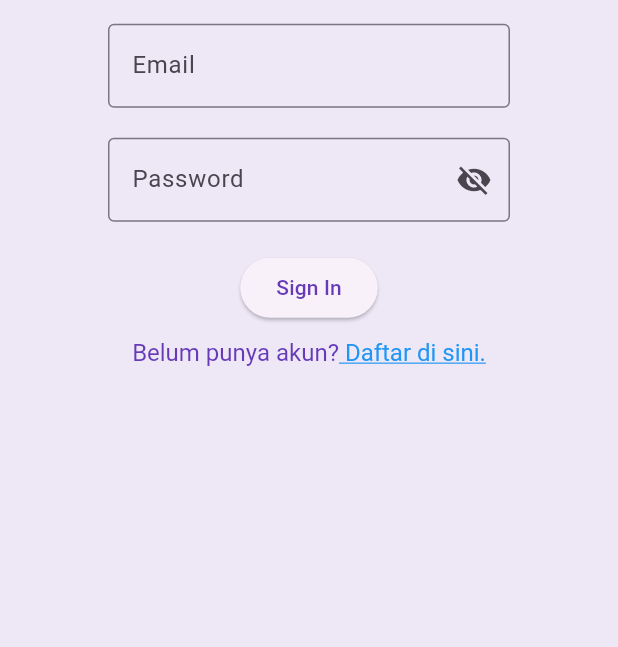
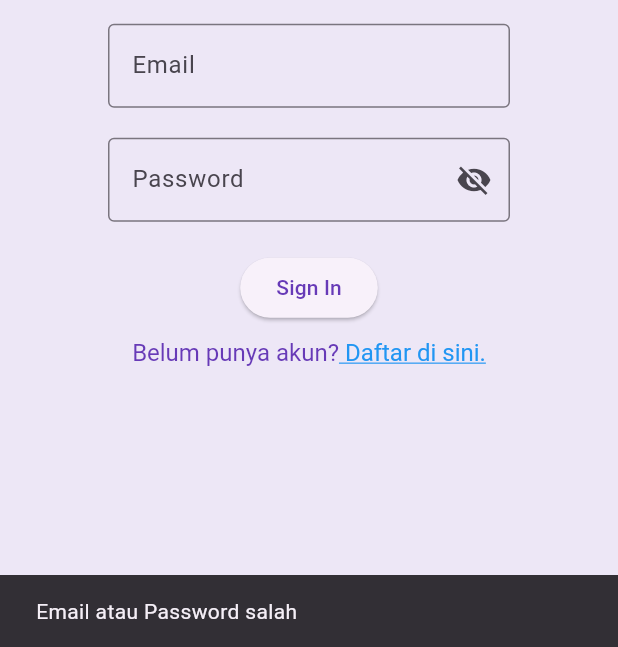
Before and after one commit to 2024-2025-Gasal-PABI-SI52/project-wisata-candi-JordiWillyam, a Flutter app: the screen it shows after launch, after a tap on "Sign In", on a phone screen of 412 x 824 dp, the part 589-1236 px from its top. Run offline on Flutter 3.47's test engine with Material 3 defaults, Android fonts, the phone set to English and light mode, and no system bars; our stand-ins replace shared_preferences; network calls fail.

Commit message:
Update: Login Done

```diff
--- a/project_wisata_candi/lib/main.dart
+++ b/project_wisata_candi/lib/main.dart
@@ -1,5 +1,6 @@
 import 'package:flutter/material.dart';
 import 'package:project_wisata_candi/screens/home_screen.dart';
+import 'package:project_wisata_candi/screens/main_screen.dart';
 import 'package:project_wisata_candi/screens/signin_screen.dart';
 import 'package:shared_preferences/shared_preferences.dart';
 
@@ -44,7 +45,7 @@ class MainApp extends StatelessWidget {
       home: isSignIn ? const HomeScreen() : const SignInScreen(),
       routes: {
         "/login": (context) => const SignInScreen(),
-        "/home": (context) => const HomeScreen(),
+        "/home": (context) => const MainScreen(),
       },
     );
   }
--- a/project_wisata_candi/lib/screens/signin_screen.dart
+++ b/project_wisata_candi/lib/screens/signin_screen.dart
@@ -2,6 +2,7 @@ import 'package:flutter/material.dart';
 import 'package:flutter/gestures.dart';
 import 'package:project_wisata_candi/data/user_data.dart';
 import 'package:project_wisata_candi/models/user.dart';
+import 'package:shared_preferences/shared_preferences.dart';
 
 class SignInScreen extends StatefulWidget {
   const SignInScreen({super.key});
@@ -11,25 +12,19 @@ class SignInScreen extends StatefulWidget {
 }
 
 class _SignInScreenState extends State<SignInScreen> {
-  // Deklarasi variabel
+  // Deklarasi controller untuk email dan password
   final TextEditingController _emailController = TextEditingController();
   final TextEditingController _passwordController = TextEditingController();
 
-  final String _errorText = '';
-
-  final bool _isSignIn = false;
-
+  // Variabel untuk menyembunyikan/menampilkan password
   bool _obscurePassword = true;
 
   @override
   Widget build(BuildContext context) {
     return Scaffold(
-      // AppBar
       appBar: AppBar(
         title: const Text('Sign In'),
       ),
-
-      // Body
       body: Center(
         child: SingleChildScrollView(
           child: Container(
@@ -37,7 +32,6 @@ class _SignInScreenState extends State<SignInScreen> {
             padding: const EdgeInsets.all(16),
             child: Form(
               child: Column(
-              // Atur mainAxisAlignment dan crossAxisAlignment
                 mainAxisAlignment: MainAxisAlignment.center,
                 crossAxisAlignment: CrossAxisAlignment.center,
                 children: [
@@ -50,10 +44,10 @@ class _SignInScreenState extends State<SignInScreen> {
                       child: Image.asset("images/mangalogo.jpg"),
                     ),
                   ),
-                // buat TextFormField untuk Email
-                const SizedBox(
-                  height: 16,
-                ),
+
+                  const SizedBox(height: 16),
+
+                  // Input Email
                   TextField(
                     controller: _emailController,
                     decoration: const InputDecoration(
@@ -62,15 +56,16 @@ class _SignInScreenState extends State<SignInScreen> {
                       hintText: "Input Your Email",
                     ),
                   ),
-                // buat TextFormField untuk kata sandi
+
                   const SizedBox(height: 20),
+
+                  // Input Password
                   TextFormField(
                     controller: _passwordController,
                     decoration: InputDecoration(
                       labelText: "Password",
                       hintText: "Input Your Password",
                       border: const OutlineInputBorder(),
-                    errorText: _errorText.isNotEmpty ? _errorText : null,
                       suffixIcon: IconButton(
                         onPressed: () {
                           setState(() {
@@ -86,26 +81,42 @@ class _SignInScreenState extends State<SignInScreen> {
                     ),
                     obscureText: _obscurePassword,
                   ),
-                // buat ElevatedButton untuk sign in
-                const SizedBox(
-                  height: 20,
+
+                  const SizedBox(height: 20),
+
+                  // Tombol Sign In
+                  ElevatedButton(
+                    onPressed: () async {
+                      String email = _emailController.text;
+                      String password = _passwordController.text;
+
+                       User? signInUser = validateLogin(email, password);
+
+                      if (signInUser != null) {
+                        SharedPreferences prefs = await SharedPreferences.getInstance();
+                        await prefs.setBool("isSignIn", true);
+                        await prefs.setString("email", signInUser.email);
+                        await prefs.setString("name", signInUser.name); // Save the user's name
+                        Navigator.pushReplacementNamed(context, "/home");
+                      } else {
+                        ScaffoldMessenger.of(context).showSnackBar(
+                          const SnackBar(
+                            content: Text("Email atau Password salah"),
                           ),
-                ElevatedButton(
-                  onPressed: () {},
+                        );
+                      }
+                    },
                     child: const Text('Sign In'),
                   ),
-                //Pasang textButton untuk sign up
-                const SizedBox(
-                  height: 10,
-                ),
-                //   TextButton(onPressed: () {},
-                //   child: const Text('Belum punya akun? Daftar di sini.')
-                // ),
+
+                  const SizedBox(height: 10),
+
+                  // Tautan untuk Sign Up
                   RichText(
                     text: TextSpan(
                       text: "Belum punya akun?",
-                    style:
-                        const TextStyle(color: Colors.deepPurple, fontSize: 16),
+                      style: const TextStyle(
+                          color: Colors.deepPurple, fontSize: 16),
                       children: [
                         TextSpan(
                           text: " Daftar di sini.",
@@ -114,25 +125,30 @@ class _SignInScreenState extends State<SignInScreen> {
                             fontSize: 16,
                             decoration: TextDecoration.underline,
                           ),
-                        recognizer: TapGestureRecognizer()..onTap = () {},
+                          recognizer: TapGestureRecognizer()
+                            ..onTap = () {
+                              // Tambahkan navigasi ke layar pendaftaran jika diperlukan
+                            },
                         ),
                       ],
                     ),
-                )
+                  ),
                 ],
-            )),
+              ),
+            ),
           ),
         ),
       ),
     );
   }
 
-  bool validateLogin(String email, String password) {
+  // Fungsi untuk validasi login
+  User? validateLogin(String email, String password) {
     for (User user in userList) {
       if (user.email == email && user.password == password) {
-        return true;
+        return user; // Return the user if login is valid
       }
     }
-    return false;
+    return null; // Return null if login is invalid
   }
 }
```
Also changed, not shown: project_wisata_candi/lib/screens/profile_screen.dart (+69 -151 lines). Lines whose indentation alone changed are shown as unchanged.
